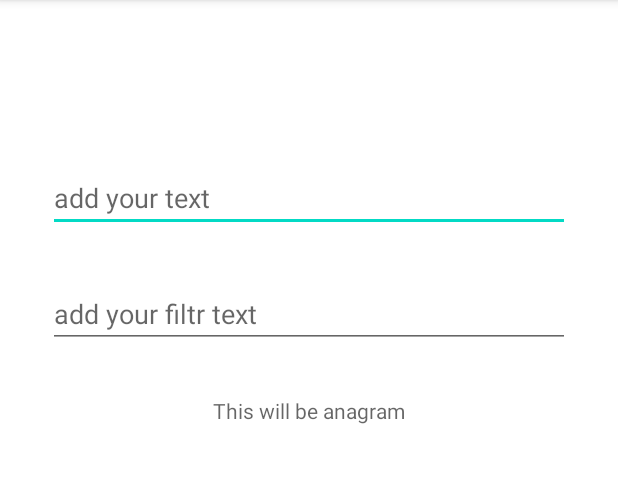
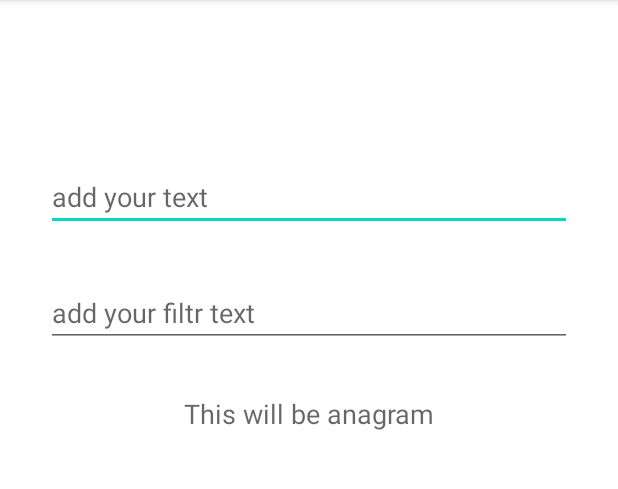
Before and after one commit to Bersserk/Anagramer, an Android app: the screen it shows after launch (MainActivity), on a phone screen of 412 x 824 dp, the part 84-573 px from its top. Run offline under Robolectric (Android 15) with nearby library versions, the phone set to English and light mode, and no system bars.

Commit message:
1. Set the position via bias 2. Set the view size via size of container

```diff
--- a/app/src/main/res/layout/activity_main.xml
+++ b/app/src/main/res/layout/activity_main.xml
@@ -10,34 +10,30 @@
         android:id="@+id/inputText"
         android:layout_width="0dp"
         android:layout_height="wrap_content"
-        android:layout_marginStart="32dp"
-        android:layout_marginTop="100dp"
-        android:layout_marginEnd="32dp"
         android:autofillHints=""
         android:ems="10"
         android:hint="@string/add_your_text"
         android:inputType="textPersonName"
         app:layout_constraintBottom_toBottomOf="parent"
         app:layout_constraintEnd_toEndOf="parent"
-        app:layout_constraintHorizontal_bias="0.49"
         app:layout_constraintStart_toStartOf="parent"
         app:layout_constraintTop_toTopOf="parent"
-        app:layout_constraintVertical_bias="0.015" />
+        app:layout_constraintVertical_bias="0.15"
+        app:layout_constraintWidth_percent="0.85" />
 
     <EditText
         android:id="@+id/filtrText"
         android:layout_width="0dp"
         android:layout_height="wrap_content"
-        android:layout_marginStart="32dp"
         android:layout_marginTop="32dp"
-        android:layout_marginEnd="32dp"
         android:autofillHints=""
         android:ems="10"
         android:hint="@string/add_your_filtrText"
         android:inputType="textPersonName"
         app:layout_constraintEnd_toEndOf="parent"
         app:layout_constraintStart_toStartOf="parent"
-        app:layout_constraintTop_toBottomOf="@+id/inputText" />
+        app:layout_constraintTop_toBottomOf="@+id/inputText"
+        app:layout_constraintWidth_percent="0.85" />
 
     <TextView
         android:id="@+id/anagramText"
@@ -45,6 +41,7 @@
         android:layout_height="wrap_content"
         android:layout_marginTop="32dp"
         android:hint="@string/anagramText"
+        android:textSize="18sp"
         app:layout_constraintEnd_toEndOf="@+id/filtrText"
         app:layout_constraintStart_toStartOf="@+id/filtrText"
         app:layout_constraintTop_toBottomOf="@+id/filtrText" />
```
